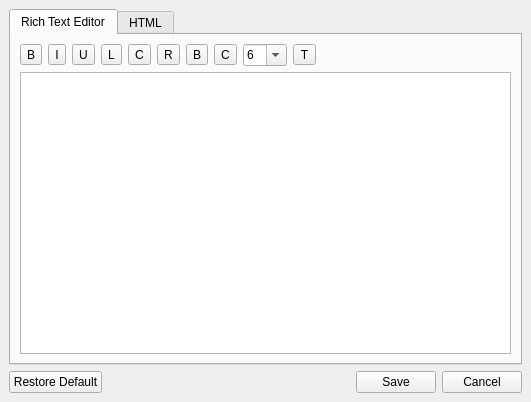
Above: src/forms/CustomizeDetailViewDlg.ui from thooge/keepassx1 before the change. Below: the same form after it.
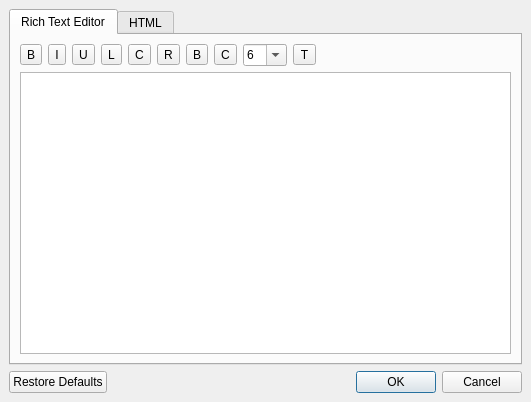
That is the form after the change.

```diff
--- a/src/forms/CustomizeDetailViewDlg.ui
+++ b/src/forms/CustomizeDetailViewDlg.ui
@@ -309,57 +309,11 @@
     </widget>
    </item>
    <item>
-    <layout class="QHBoxLayout" >
-     <property name="margin" >
-      <number>0</number>
+    <widget class="QDialogButtonBox" name="ButtonBox" >
+     <property name="standardButtons" >
+      <set>QDialogButtonBox::Cancel|QDialogButtonBox::NoButton|QDialogButtonBox::Ok|QDialogButtonBox::RestoreDefaults</set>
      </property>
-     <property name="spacing" >
-      <number>6</number>
-     </property>
-     <item>
-      <widget class="QPushButton" name="ButtonRestore" >
-       <property name="text" >
-        <string>Restore Default</string>
-       </property>
-       <property name="autoDefault" >
-        <bool>false</bool>
-       </property>
-      </widget>
-     </item>
-     <item>
-      <spacer>
-       <property name="orientation" >
-        <enum>Qt::Horizontal</enum>
-       </property>
-       <property name="sizeHint" >
-        <size>
-         <width>40</width>
-         <height>20</height>
-        </size>
-       </property>
-      </spacer>
-     </item>
-     <item>
-      <widget class="QPushButton" name="ButtonSave" >
-       <property name="text" >
-        <string>Save</string>
-       </property>
-       <property name="autoDefault" >
-        <bool>false</bool>
-       </property>
-      </widget>
-     </item>
-     <item>
-      <widget class="QPushButton" name="ButtonCancel" >
-       <property name="text" >
-        <string>Cancel</string>
-       </property>
-       <property name="autoDefault" >
-        <bool>false</bool>
-       </property>
-      </widget>
-     </item>
-    </layout>
+    </widget>
    </item>
   </layout>
  </widget>
```
Left out of the diff: 60 changed lines with no effect on the pictures.
